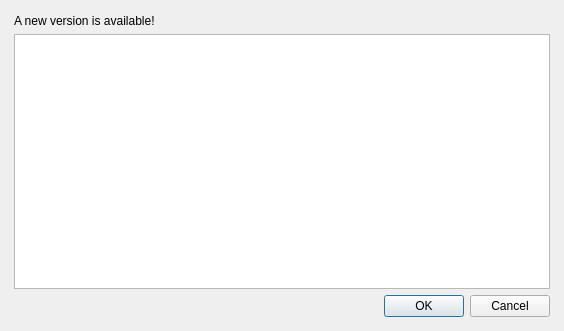
Above: platform/qt/Updater/updaterUI/cupdaterdialog.ui from ilia3101/MLV-App before the change. Below: the same form after it.
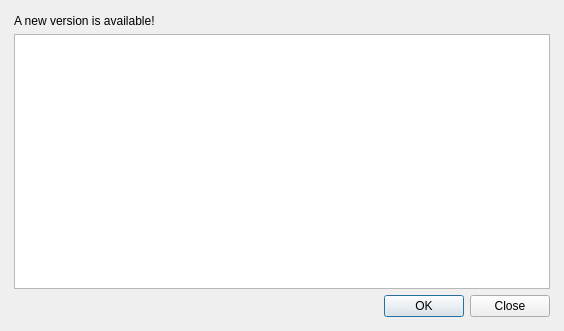
That is the form after the change.

Commit message: QtApp: changed button in updater and blocked network logging msg

What changed in the file:
```diff
--- a/platform/qt/Updater/updaterUI/cupdaterdialog.ui
+++ b/platform/qt/Updater/updaterUI/cupdaterdialog.ui
@@ -104,7 +104,7 @@
        <item>
         <widget class="QDialogButtonBox" name="buttonBox">
          <property name="standardButtons">
-          <set>QDialogButtonBox::Cancel|QDialogButtonBox::Ok</set>
+          <set>QDialogButtonBox::Close|QDialogButtonBox::Ok</set>
          </property>
         </widget>
        </item>
```
The commit also changes 1 other file.
